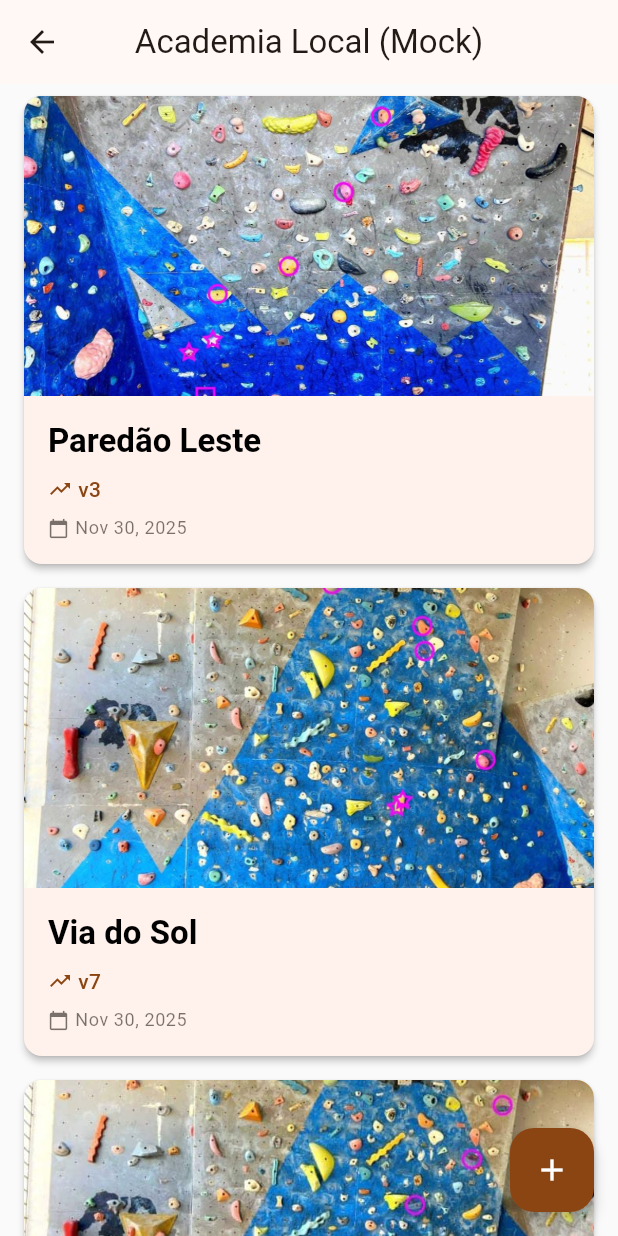
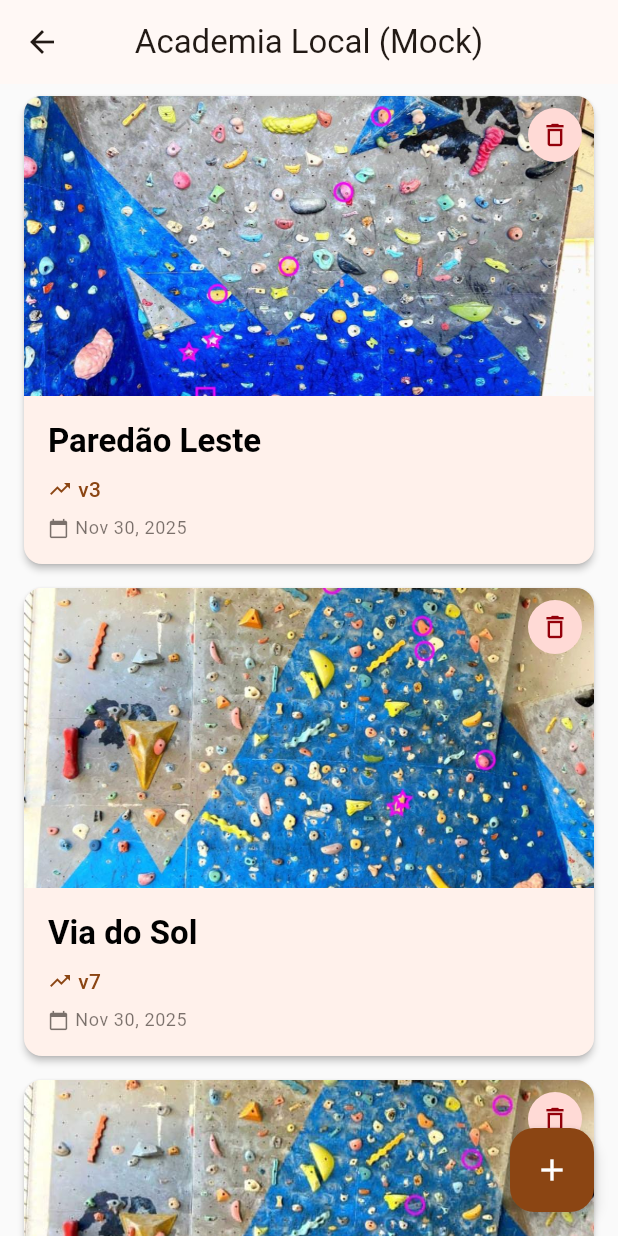
Before and after one commit to leodavidbr/Escala-mais, a Flutter app: the screen it shows after launch, after a tap on "Academia Local (Mock)", on a phone screen of 412 x 824 dp. Run offline on Flutter 3.47's test engine with Material 3 defaults, Android fonts, the phone set to English and light mode, and no system bars; our stand-ins replace flutter_riverpod, image_picker, sqflite; accounts and stored records are empty.

Commit message:
Add route deletion functionality with confirmation dialog

```diff
--- a/lib/l10n/app_localizations.dart
+++ b/lib/l10n/app_localizations.dart
@@ -422,6 +422,42 @@ abstract class AppLocalizations {
   /// In en, this message translates to:
   /// **'Gym registered successfully!'**
   String get gymCreatedSuccessfully;
+
+  /// Option to delete a route
+  ///
+  /// In en, this message translates to:
+  /// **'Delete Route'**
+  String get deleteRoute;
+
+  /// Title for route deletion confirmation dialog
+  ///
+  /// In en, this message translates to:
+  /// **'Confirm Deletion'**
+  String get confirmDeleteRouteTitle;
+
+  /// Body message for route deletion confirmation dialog
+  ///
+  /// In en, this message translates to:
+  /// **'Are you sure you want to delete the route \'{routeName}\'? This action cannot be undone.'**
+  String confirmDeleteRouteMessage(String routeName);
+
+  /// Delete button text in dialogs
+  ///
+  /// In en, this message translates to:
+  /// **'Delete'**
+  String get deleteButton;
+
+  /// Success message after route deletion
+  ///
+  /// In en, this message translates to:
+  /// **'Route deleted successfully!'**
+  String get routeDeletedSuccessfully;
+
+  /// Error message when route deletion fails
+  ///
+  /// In en, this message translates to:
+  /// **'Error deleting route'**
+  String get errorDeletingRoute;
 }
 
 class _AppLocalizationsDelegate
--- a/lib/widgets/route_card.dart
+++ b/lib/widgets/route_card.dart
@@ -7,11 +7,13 @@ import 'route_thumbnail.dart';
 class RouteCard extends StatelessWidget {
   final models.Route route;
   final VoidCallback onTap;
+  final VoidCallback? onDelete;
 
   const RouteCard({
     super.key,
     required this.route,
     required this.onTap,
+    this.onDelete,
   });
 
   @override
@@ -31,6 +33,8 @@ class RouteCard extends StatelessWidget {
         child: Column(
           crossAxisAlignment: CrossAxisAlignment.stretch,
           children: [
+            Stack(
+              children: [
                 ClipRRect(
                   borderRadius: const BorderRadius.vertical(top: Radius.circular(12)),
                   child: RouteThumbnail(
@@ -38,6 +42,29 @@ class RouteCard extends StatelessWidget {
                     height: 200,
                     width: double.infinity,
                   ),
+                ),
+                if (onDelete != null)
+                  Positioned(
+                    top: 8,
+                    right: 8,
+                    child: Material(
+                      color: theme.colorScheme.errorContainer,
+                      borderRadius: BorderRadius.circular(20),
+                      child: InkWell(
+                        onTap: onDelete,
+                        borderRadius: BorderRadius.circular(20),
+                        child: Padding(
+                          padding: const EdgeInsets.all(8),
+                          child: Icon(
+                            Icons.delete_outline,
+                            size: 20,
+                            color: theme.colorScheme.onErrorContainer,
+                          ),
+                        ),
+                      ),
+                    ),
+                  ),
+              ],
             ),
             Padding(
               padding: const EdgeInsets.all(16),
```
Also changed, not shown: lib/l10n/app_en.arb (+20 -1 lines), lib/l10n/app_localizations_en.dart (+20 -0 lines), lib/l10n/app_localizations_pt.dart (+40 -0 lines), lib/l10n/app_pt.arb (+7 -1 lines), lib/l10n/app_pt_BR.arb (+7 -1 lines), lib/providers/route_providers.dart (+43 -0 lines), lib/screens/gym_route_list_screen.dart (+90 -1 lines). Lines whose indentation alone changed are shown as unchanged.
